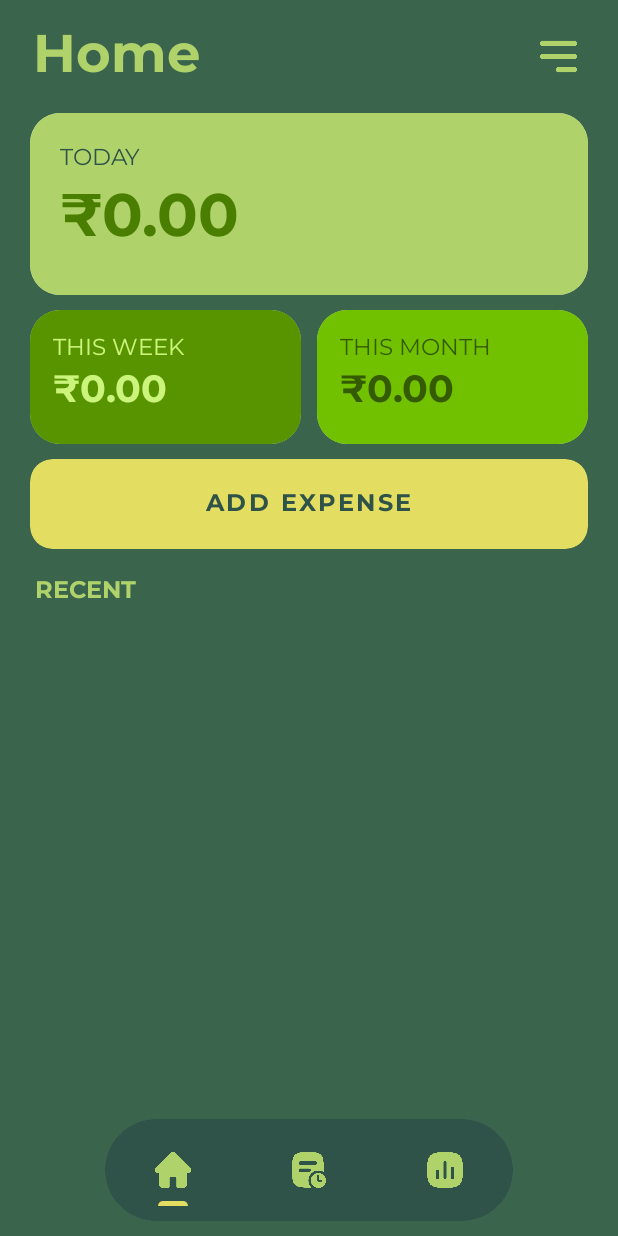
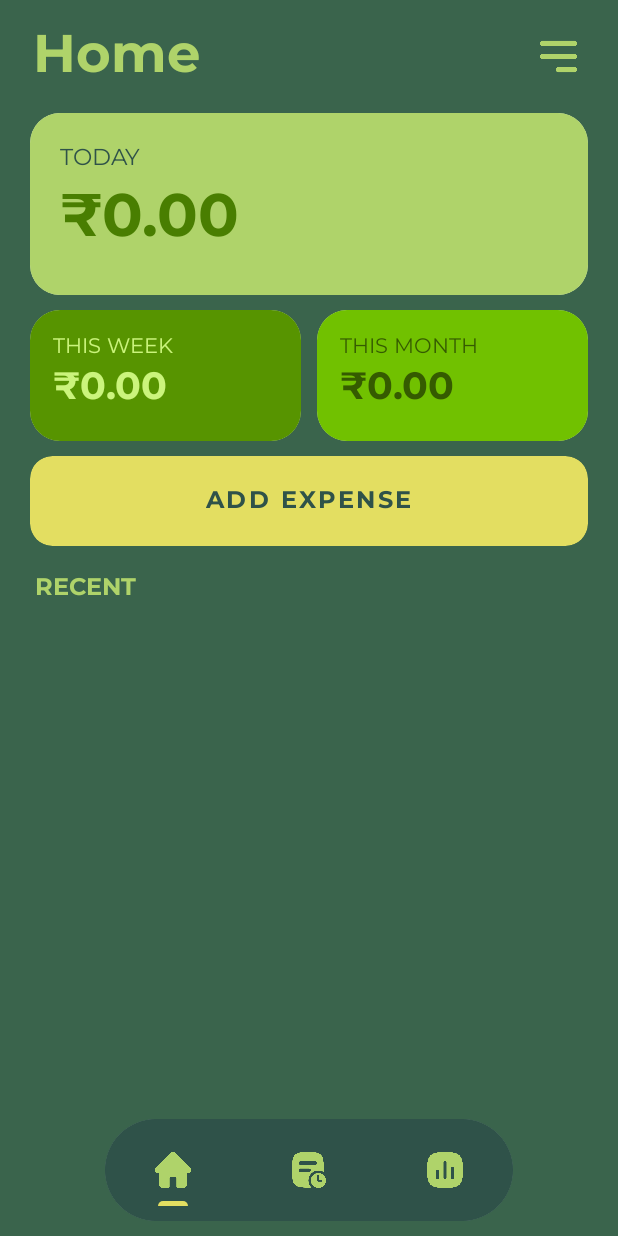
Before and after one commit to Arijit-05/Pennywise, an Android app: the screen it shows after launch (MainActivity), on a phone screen of 412 x 824 dp. Run offline under Robolectric (Android 15) with nearby library versions, the phone set to English and light mode, and no system bars; our stand-ins replace Room's generated code.

Commit message:
Updated UI

```diff
--- a/app/src/main/res/layout/fragment_home.xml
+++ b/app/src/main/res/layout/fragment_home.xml
@@ -77,7 +77,8 @@
                     android:layout_height="match_parent"
                     android:background="#579400"
                     android:orientation="vertical"
-                    android:padding="15dp">
+                    android:padding="15dp"
+                    android:paddingHorizontal="15dp">
 
                     <TextView
                         android:layout_width="wrap_content"
@@ -86,7 +87,7 @@
                         android:includeFontPadding="false"
                         android:text="THIS WEEK"
                         android:textColor="#CBF47C"
-                        android:textSize="15sp" />
+                        android:textSize="14sp" />
 
                     <TextView
                         android:id="@+id/this_week_amt"
@@ -125,7 +126,7 @@
                         android:includeFontPadding="false"
                         android:text="THIS MONTH"
                         android:textColor="#355B00"
-                        android:textSize="15sp" />
+                        android:textSize="14sp" />
 
                     <TextView
                         android:id="@+id/this_month_amt"
```
